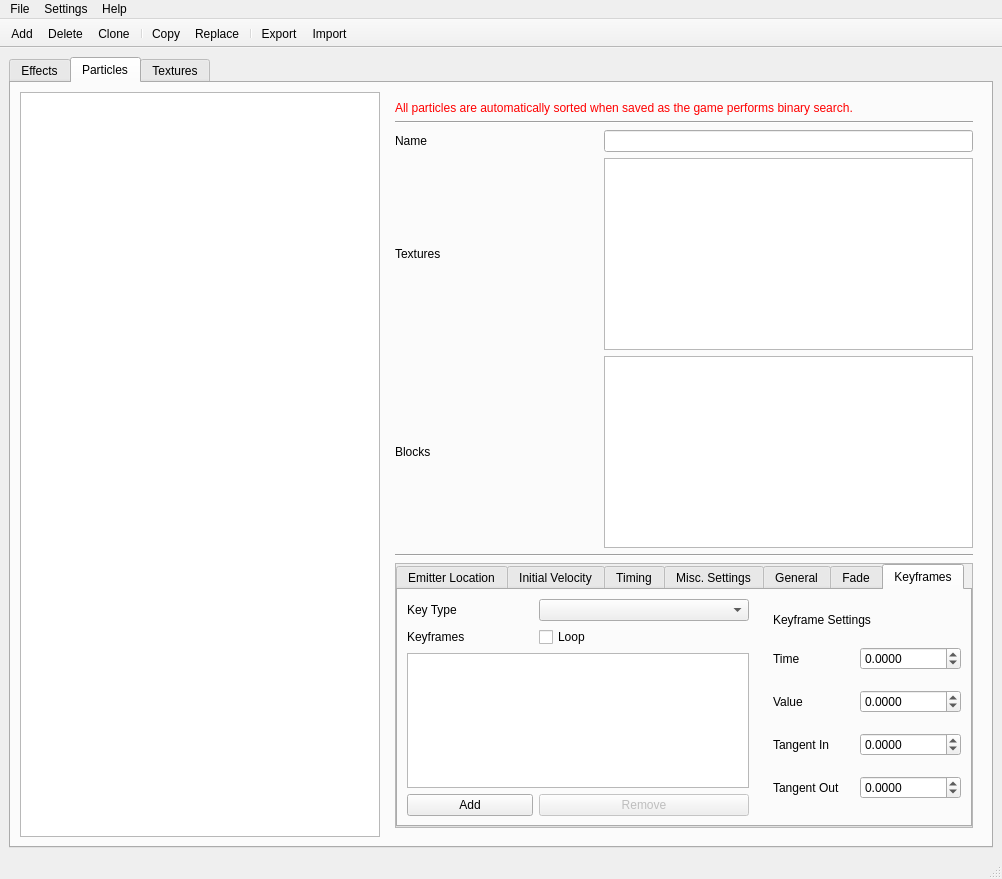
First picture: the form in ui/main.ui, repository AwesomeTMC/pygapa, before the edit.
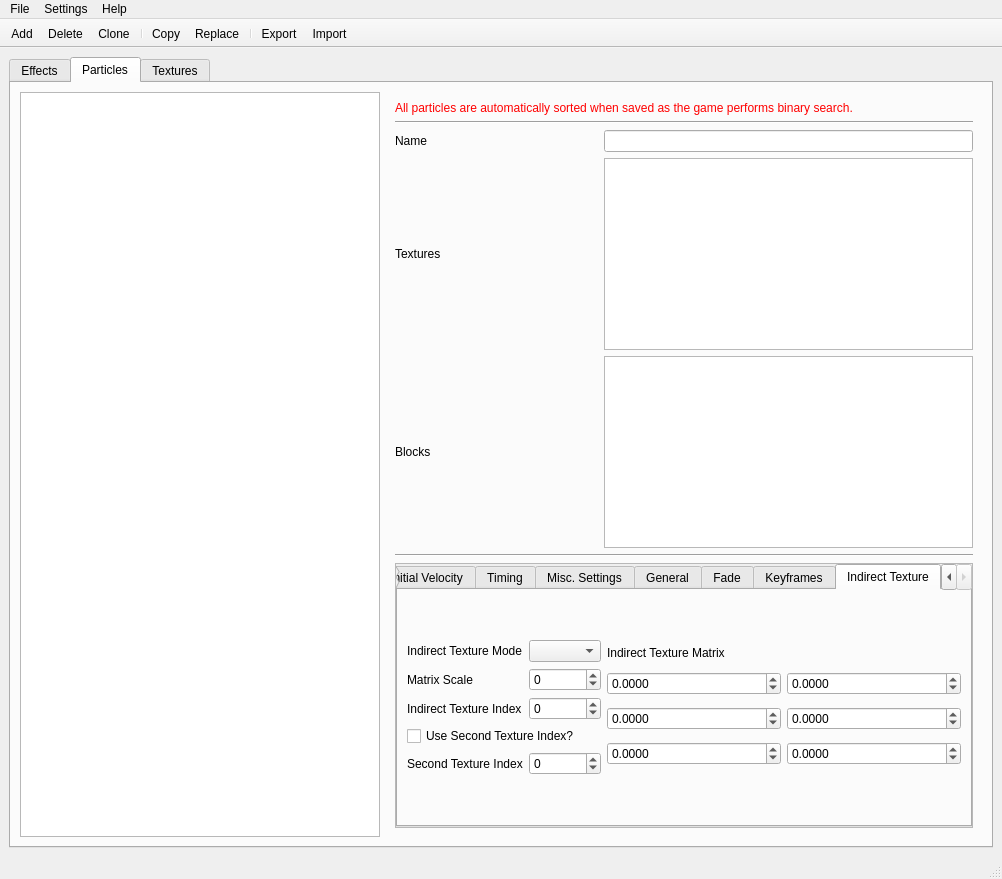
Second picture: the form after the edit. Icons and pictures are not drawn.

Commit message: Indirect Shape UI (because it's easy lol)

Patch:
```diff
--- a/ui/main.ui
+++ b/ui/main.ui
@@ -825,7 +825,7 @@
                   <enum>QTabWidget::Rounded</enum>
                  </property>
                  <property name="currentIndex">
-                  <number>6</number>
+                  <number>7</number>
                  </property>
                  <property name="documentMode">
                   <bool>false</bool>
@@ -2662,6 +2662,234 @@
                    </item>
                   </layout>
                  </widget>
+                 <widget class="QWidget" name="tab_6">
+                  <attribute name="title">
+                   <string>Indirect Texture</string>
+                  </attribute>
+                  <layout class="QGridLayout" name="gridLayout_20">
+                   <item row="0" column="0">
+                    <layout class="QGridLayout" name="gridLayout_15">
+                     <item row="2" column="0">
+                      <widget class="QLabel" name="label_46">
+                       <property name="text">
+                        <string>Indirect Texture Index</string>
+                       </property>
+                      </widget>
+                     </item>
+                     <item row="1" column="0">
+                      <widget class="QLabel" name="label_45">
+                       <property name="text">
+                        <string>Matrix Scale</string>
+                       </property>
+                      </widget>
+                     </item>
+                     <item row="2" column="1">
+                      <widget class="QSpinBox" name="indirectTextureIndex">
+                       <property name="minimum">
+                        <number>-999999999</number>
+                       </property>
+                       <property name="maximum">
+                        <number>999999999</number>
+                       </property>
+                      </widget>
+                     </item>
+                     <item row="0" column="1">
+                      <widget class="QComboBox" name="indirectTextureMode"/>
+                     </item>
+                     <item row="1" column="1">
+                      <widget class="QSpinBox" name="matrixScale">
+                       <property name="minimum">
+                        <number>-999999999</number>
+                       </property>
+                       <property name="maximum">
+                        <number>999999999</number>
+                       </property>
+                      </widget>
+                     </item>
+                     <item row="0" column="0">
+                      <widget class="QLabel" name="label_43">
+                       <property name="text">
+                        <string>Indirect Texture Mode</string>
+                       </property>
+                      </widget>
+                     </item>
+                     <item row="4" column="0">
+                      <widget class="QLabel" name="label_47">
+                       <property name="text">
+                        <string>Second Texture Index</string>
+                       </property>
+                      </widget>
+                     </item>
+                     <item row="4" column="1">
+                      <widget class="QSpinBox" name="secondTextureIndex">
+                       <property name="minimum">
+                        <number>-999999999</number>
+                       </property>
+                       <property name="maximum">
+                        <number>999999999</number>
+                       </property>
+                      </widget>
+                     </item>
+                     <item row="3" column="0" colspan="2">
+                      <widget class="QCheckBox" name="useSecondTextureIndex">
+                       <property name="text">
+                        <string>Use Second Texture Index?</string>
+                       </property>
+                      </widget>
+                     </item>
+                    </layout>
+                   </item>
+                   <item row="0" column="1">
+                    <layout class="QGridLayout" name="gridLayout_19" rowstretch="0,1,1,1">
+                     <item row="1" column="1">
+                      <widget class="QDoubleSpinBox" name="indirectTexMatrix10">
+                       <property name="sizePolicy">
+                        <sizepolicy hsizetype="MinimumExpanding" vsizetype="Fixed">
+                         <horstretch>0</horstretch>
+                         <verstretch>0</verstretch>
+                        </sizepolicy>
+                       </property>
+                       <property name="prefix">
+                        <string/>
+                       </property>
+                       <property name="decimals">
+                        <number>4</number>
+                       </property>
+                       <property name="minimum">
+                        <double>-999999.999900000053458</double>
+                       </property>
+                       <property name="maximum">
+                        <double>999999.999900000053458</double>
+                       </property>
+                      </widget>
+                     </item>
+                     <item row="1" column="0">
+                      <widget class="QDoubleSpinBox" name="indirectTexMatrix00">
+                       <property name="sizePolicy">
+                        <sizepolicy hsizetype="MinimumExpanding" vsizetype="Fixed">
+                         <horstretch>0</horstretch>
+                         <verstretch>0</verstretch>
+                        </sizepolicy>
+                       </property>
+                       <property name="prefix">
+                        <string/>
+                       </property>
+                       <property name="decimals">
+                        <number>4</number>
+                       </property>
+                       <property name="minimum">
+                        <double>-999999.999900000053458</double>
+                       </property>
+                       <property name="maximum">
+                        <double>999999.999900000053458</double>
+                       </property>
+                      </widget>
+                     </item>
+                     <item row="2" column="0">
+                      <widget class="QDoubleSpinBox" name="indirectTexMatrix01">
+                       <property name="sizePolicy">
+                        <sizepolicy hsizetype="MinimumExpanding" vsizetype="Fixed">
+                         <horstretch>0</horstretch>
+                         <verstretch>0</verstretch>
+                        </sizepolicy>
+                       </property>
+                       <property name="prefix">
+                        <string/>
+                       </property>
+                       <property name="decimals">
+                        <number>4</number>
+                       </property>
+                       <property name="minimum">
+                        <double>-999999.999900000053458</double>
+                       </property>
+                       <property name="maximum">
+                        <double>999999.999900000053458</double>
+                       </property>
+                      </widget>
+                     </item>
+                     <item row="2" column="1">
+                      <widget class="QDoubleSpinBox" name="indirectTexMatrix11">
+                       <property name="sizePolicy">
+                        <sizepolicy hsizetype="MinimumExpanding" vsizetype="Fixed">
+                         <horstretch>0</horstretch>
+                         <verstretch>0</verstretch>
+                        </sizepolicy>
+                       </property>
+                       <property name="prefix">
+                        <string/>
+                       </property>
+                       <property name="decimals">
+                        <number>4</number>
+                       </property>
+                       <property name="minimum">
+                        <double>-999999.999900000053458</double>
+                       </property>
+                       <property name="maximum">
+                        <double>999999.999900000053458</double>
+                       </property>
+                      </widget>
+                     </item>
+                     <item row="3" column="0">
+                      <widget class="QDoubleSpinBox" name="indirectTexMatrix02">
+                       <property name="sizePolicy">
+                        <sizepolicy hsizetype="MinimumExpanding" vsizetype="Fixed">
+                         <horstretch>0</horstretch>
+                         <verstretch>0</verstretch>
+                        </sizepolicy>
+                       </property>
+                       <property name="prefix">
+                        <string/>
+                       </property>
+                       <property name="decimals">
+                        <number>4</number>
+                       </property>
+                       <property name="minimum">
+                        <double>-999999.999900000053458</double>
+                       </property>
+                       <property name="maximum">
+                        <double>999999.999900000053458</double>
+                       </property>
+                      </widget>
+                     </item>
+                     <item row="3" column="1">
+                      <widget class="QDoubleSpinBox" name="indirectTexMatrix12">
+                       <property name="sizePolicy">
+                        <sizepolicy hsizetype="MinimumExpanding" vsizetype="Fixed">
+                         <horstretch>0</horstretch>
+                         <verstretch>0</verstretch>
+                        </sizepolicy>
+                       </property>
+                       <property name="prefix">
+                        <string/>
+                       </property>
+                       <property name="decimals">
+                        <number>4</number>
+                       </property>
+                       <property name="minimum">
+                        <double>-999999.999900000053458</double>
+                       </property>
+                       <property name="maximum">
+                        <double>999999.999900000053458</double>
+                       </property>
+                      </widget>
+                     </item>
+                     <item row="0" column="0" colspan="2">
+                      <widget class="QLabel" name="label_44">
+                       <property name="sizePolicy">
+                        <sizepolicy hsizetype="Preferred" vsizetype="Fixed">
+                         <horstretch>0</horstretch>
+                         <verstretch>0</verstretch>
+                        </sizepolicy>
+                       </property>
+                       <property name="text">
+                        <string>Indirect Texture Matrix</string>
+                       </property>
+                      </widget>
+                     </item>
+                    </layout>
+                   </item>
+                  </layout>
+                 </widget>
                 </widget>
                </item>
               </layout>
```
The commit also changes 1 other file.
